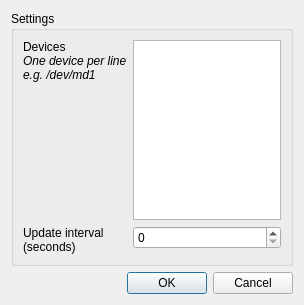
Qt form raidmon.ui (eofs/raidmon) before a commit.
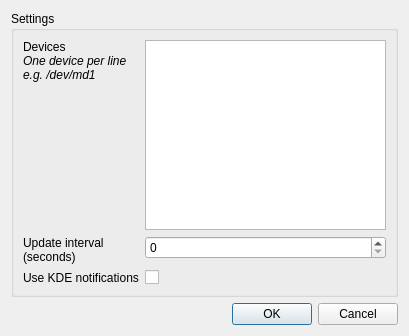
The same form after that commit.

Commit message: - Make use of KDE notification system optional

```diff
--- a/raidmon.ui
+++ b/raidmon.ui
@@ -6,8 +6,8 @@
    <rect>
     <x>0</x>
     <y>0</y>
-    <width>304</width>
-    <height>305</height>
+    <width>409</width>
+    <height>336</height>
    </rect>
   </property>
   <property name="windowTitle">
@@ -40,10 +40,7 @@
         </property>
        </widget>
       </item>
-      <item row="1" column="1">
-       <widget class="QPlainTextEdit" name="textDevices"/>
-      </item>
-      <item row="2" column="0">
+      <item row="4" column="0">
        <widget class="QLabel" name="labelInterval">
         <property name="text">
          <string>Update interval
@@ -51,9 +48,30 @@
         </property>
        </widget>
       </item>
-      <item row="2" column="1">
+      <item row="4" column="1">
        <widget class="QSpinBox" name="spinInterval"/>
       </item>
+      <item row="5" column="0">
+       <widget class="QLabel" name="labelKDE">
+        <property name="text">
+         <string>Use KDE notifications</string>
+        </property>
+       </widget>
+      </item>
+      <item row="5" column="1">
+       <widget class="QCheckBox" name="checkKDENotifications">
+        <property name="text">
+         <string/>
+        </property>
+       </widget>
+      </item>
+      <item row="1" column="1">
+       <widget class="QPlainTextEdit" name="textDevices">
+        <property name="enabled">
+         <bool>true</bool>
+        </property>
+       </widget>
+      </item>
      </layout>
     </widget>
    </item>
```
Left out of the diff: 6 changed lines with no effect on the pictures. The commit also changes 2 other files.
